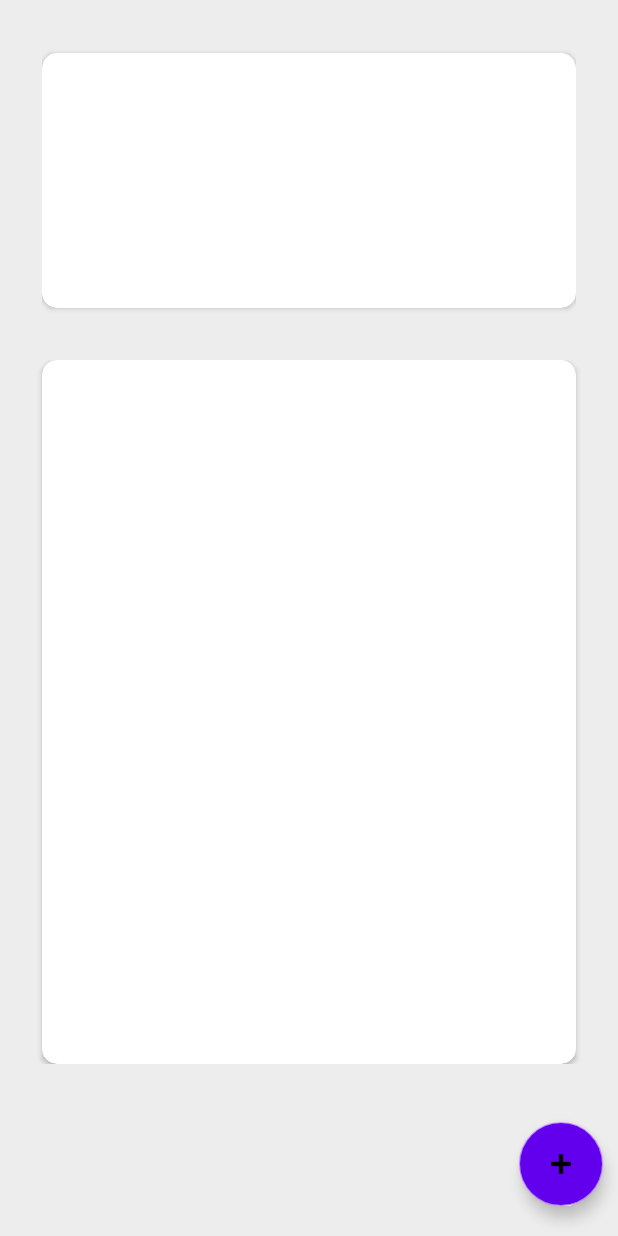
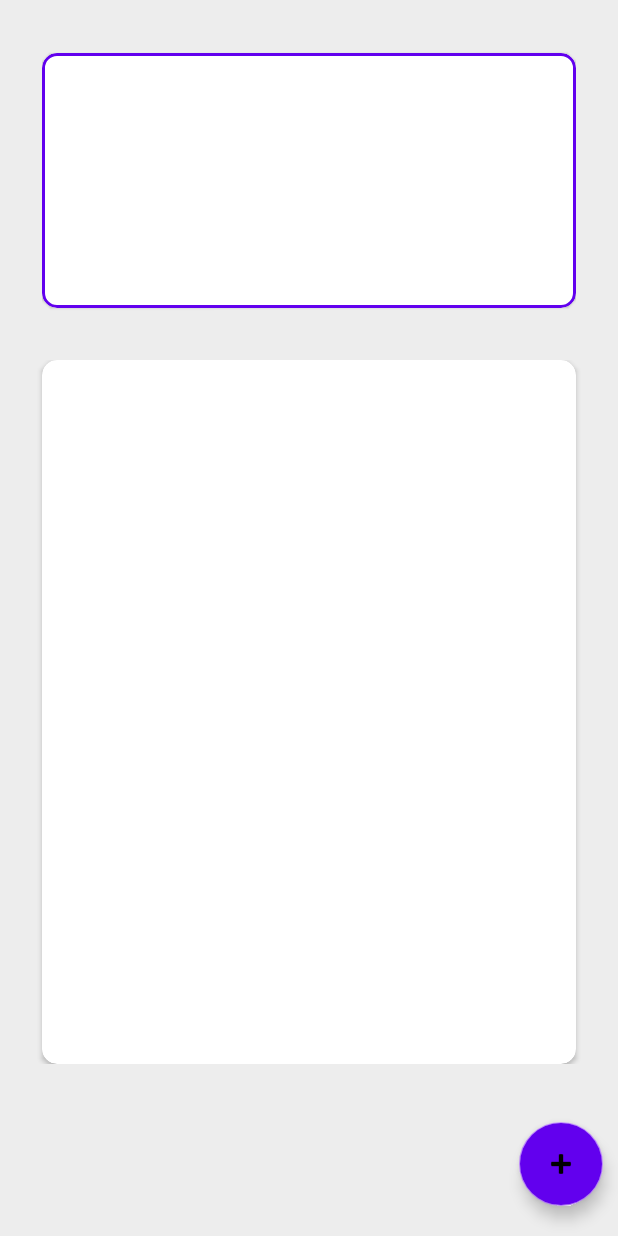
Before and after one commit to kamidevelop/MyMatters, an Android app: the layout fragment_family.xml on its own in the app's theme, with its tools: preview values and no code run, on a phone screen of 412 x 824 dp. Run offline under Robolectric (Android 15) with nearby library versions, the phone set to English and light mode, and no system bars.

Commit message:
Experiment with material CardView

```diff
--- a/app/src/main/res/layout/fragment_family.xml
+++ b/app/src/main/res/layout/fragment_family.xml
@@ -25,11 +25,13 @@
                 android:background="@color/shadow_white"
                 android:orientation="horizontal">
 
-                <androidx.cardview.widget.CardView
+                <com.google.android.material.card.MaterialCardView
                     android:id="@+id/cardView"
                     android:layout_width="356dp"
                     android:layout_height="170dp"
                     app:cardCornerRadius="10dp"
+                    app:strokeColor="@color/purple_500"
+                    app:strokeWidth="2dp"
                     app:layout_constraintBottom_toBottomOf="parent"
                     app:layout_constraintEnd_toEndOf="parent"
                     app:layout_constraintStart_toStartOf="parent"
```
